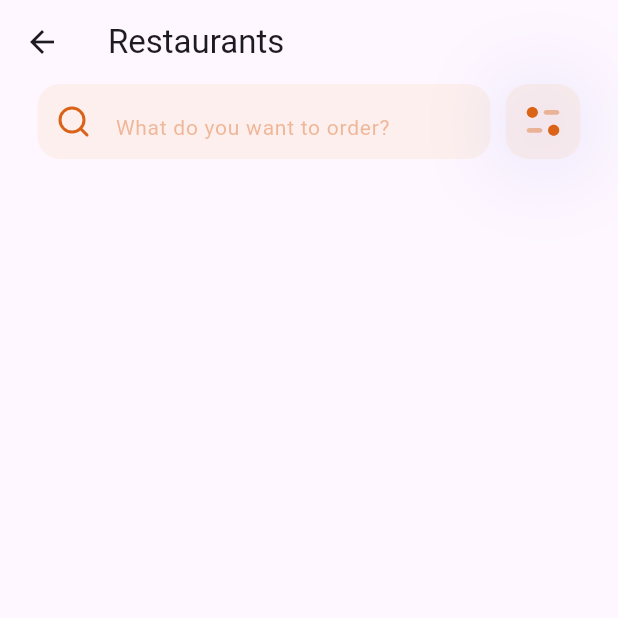
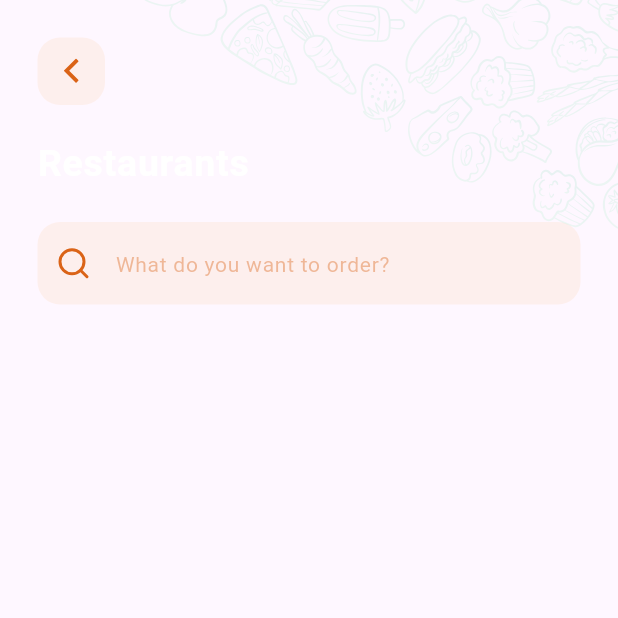
Before and after one commit to ShokhrukhbekYuldoshev/Food-Ninja, a Flutter app: the HomeScreen screen opened by its route, after a tap on "View More", on a phone screen of 412 x 824 dp, the top half of it. Run offline on Flutter 3.47's test engine with Material 2 defaults, Android fonts, the phone set to English and light mode, and no system bars; our stand-ins replace bloc, cloud_firestore, dio, equatable, firebase_auth, firebase_core and 11 more; accounts and stored records are empty.

Commit message:
Bug fixes and improvements

```diff
--- a/lib/bloc/food/food_bloc.dart
+++ b/lib/bloc/food/food_bloc.dart
@@ -11,14 +11,14 @@ class FoodBloc extends Bloc<FoodEvent, FoodState> {
   FoodBloc() : super(FoodInitial()) {
     on<FoodEvent>((event, emit) {});
     on<LoadFoods>((event, emit) async {
-      emit(FoodLoading());
+      emit(FoodFetching());
       try {
         Map<String, dynamic> map = await foodRepository.fetchFoods(
           event.limit,
           event.lastDocument,
         );
         emit(
-          FoodLoaded(
+          FoodFetched(
             foods: map["foods"] as List<Food>,
             lastDocument: map["lastDocument"] as DocumentSnapshot?,
           ),
@@ -48,9 +48,9 @@ class FoodBloc extends Bloc<FoodEvent, FoodState> {
         emit(FoodError(message: e.toString()));
       }
     });
-    on<SearchFoods>((event, emit) async {
+    on<QueryFoods>((event, emit) async {
       emit(FoodInitial());
-      emit(SearchUpdated());
+      emit(QueryUpdated());
     });
     on<FetchOrderCount>((event, emit) async {
       emit(OrderCountFetching());
--- a/lib/bloc/food/food_event.dart
+++ b/lib/bloc/food/food_event.dart
@@ -25,7 +25,7 @@ class FetchMoreFoods extends FoodEvent {
   });
 }
 
-class SearchFoods extends FoodEvent {}
+class QueryFoods extends FoodEvent {}
 
 class FetchOrderCount extends FoodEvent {
   final String foodId;
--- a/lib/main.dart
+++ b/lib/main.dart
@@ -86,6 +86,7 @@ class MyApp extends StatelessWidget {
         }
 
         return MaterialApp(
+          debugShowCheckedModeBanner: false,
           title: "Food Ninja",
           theme: themeData,
           onGenerateRoute: AppRouter.onGenerateRoute,
--- a/lib/models/category.dart
+++ b/lib/models/category.dart
@@ -1,10 +1,13 @@
 import 'package:equatable/equatable.dart';
 
+// ignore: must_be_immutable
 class Category extends Equatable {
   final String name;
+  String? id;
 
-  const Category({
+  Category({
     required this.name,
+    this.id,
   });
 
   factory Category.fromMap(Map<String, dynamic> json) {
--- a/lib/ui/screens/explore/restaurant_list_screen.dart
+++ b/lib/ui/screens/explore/restaurant_list_screen.dart
@@ -1,10 +1,14 @@
 import 'package:flutter/material.dart';
 import 'package:flutter_bloc/flutter_bloc.dart';
+import 'package:flutter_svg/svg.dart';
 import 'package:food_ninja/bloc/restaurant/restaurant_bloc.dart';
 import 'package:food_ninja/models/restaurant.dart';
-import 'package:food_ninja/ui/widgets/filter_dialog.dart';
+import 'package:food_ninja/ui/widgets/buttons/back_button.dart';
 import 'package:food_ninja/ui/widgets/items/restaurant_item.dart';
-import 'package:food_ninja/ui/widgets/search_filter_widget.dart';
+import 'package:food_ninja/ui/widgets/search_field.dart';
+import 'package:food_ninja/utils/app_colors.dart';
+import 'package:food_ninja/utils/app_styles.dart';
+import 'package:food_ninja/utils/custom_text_style.dart';
 
 class RestaurantListScreen extends StatefulWidget {
   const RestaurantListScreen({super.key});
@@ -16,6 +20,7 @@ class RestaurantListScreen extends StatefulWidget {
 class _RestaurantListScreenState extends State<RestaurantListScreen> {
   List<Restaurant> _restaurants = [];
   List<Restaurant> _filteredRestaurants = [];
+  bool _isLoading = false;
 
   final TextEditingController _searchController = TextEditingController();
 
@@ -34,24 +39,58 @@ class _RestaurantListScreenState extends State<RestaurantListScreen> {
 
   @override
   Widget build(BuildContext context) {
-    return GestureDetector(
+    return BlocListener<RestaurantBloc, RestaurantState>(
+      listener: (context, state) {
+        if (state is RestaurantsLoading) {
+          _isLoading = true;
+        } else if (state is RestaurantsLoadingError) {
+          _isLoading = false;
+          ScaffoldMessenger.of(context).showSnackBar(
+            SnackBar(
+              content: Text(state.message),
+              backgroundColor: AppColors.errorColor,
+            ),
+          );
+        } else if (state is RestaurantsLoaded) {
+          _isLoading = false;
+          _restaurants = state.restaurants;
+          _filteredRestaurants = state.restaurants;
+        }
+      },
+      child: GestureDetector(
         onTap: () {
-        // close keyboard
           FocusScope.of(context).unfocus();
         },
         child: Scaffold(
-        appBar: AppBar(
-          title: const Text('Restaurants'),
-          bottom: PreferredSize(
-            preferredSize: const Size.fromHeight(75),
-            child: Padding(
-              padding: const EdgeInsets.fromLTRB(
-                25,
-                0,
-                25,
-                25,
+          body: Stack(
+            children: [
+              Align(
+                alignment: Alignment.topRight,
+                child: SvgPicture.asset(
+                  "assets/svg/pattern-small.svg",
                 ),
-              child: SearchFilterWidget(
+              ),
+              SafeArea(
+                child: SingleChildScrollView(
+                  child: Container(
+                    padding: const EdgeInsets.all(25.0),
+                    child: Column(
+                      children: [
+                        Column(
+                          crossAxisAlignment: CrossAxisAlignment.start,
+                          children: [
+                            const CustomBackButton(),
+                            const SizedBox(height: 20),
+                            Text(
+                              "Restaurants",
+                              style: CustomTextStyle.size25Weight600Text(),
+                            ),
+                            const SizedBox(height: 20),
+                            SizedBox(
+                              height: AppStyles.defaultTextFieldHeight,
+                              child: Row(
+                                children: [
+                                  SearchField(
                                     searchController: _searchController,
                                     onChanged: (value) {
                                       _filteredRestaurants = _restaurants
@@ -59,40 +98,25 @@ class _RestaurantListScreenState extends State<RestaurantListScreen> {
                                               .toLowerCase()
                                               .contains(value.toLowerCase()))
                                           .toList();
-                  BlocProvider.of<RestaurantBloc>(context).add(
+                                      BlocProvider.of<RestaurantBloc>(context)
+                                          .add(
                                         SearchRestaurants(),
                                       );
                                     },
-                onTap: () {
-                  // open filter dialog
-                  showDialog(
-                    context: context,
-                    builder: (context) {
-                      return const FilterDialog();
-                    },
-                  );
-                },
+                                  ),
+                                ],
                               ),
                             ),
+                            const SizedBox(height: 20),
+                          ],
                         ),
-        ),
-        body: SafeArea(
-          child: Container(
-            margin: const EdgeInsets.only(
-              left: 25,
-              right: 25,
-              bottom: 50,
-              // top: 25,
-            ),
-            child: BlocBuilder<RestaurantBloc, RestaurantState>(
+                        BlocBuilder<RestaurantBloc, RestaurantState>(
                           builder: (context, state) {
-                if (state is RestaurantsLoadingError) {
-                  return const Center(
-                    child: Text('Error loading restaurants'),
-                  );
-                }
-                if (state is RestaurantsLoading) {
-                  return GridView.builder(
+                            return _isLoading
+                                ? GridView.builder(
+                                    shrinkWrap: true,
+                                    physics:
+                                        const NeverScrollableScrollPhysics(),
                                     gridDelegate:
                                         const SliverGridDelegateWithFixedCrossAxisCount(
                                       crossAxisCount: 2,
@@ -104,11 +128,11 @@ class _RestaurantListScreenState extends State<RestaurantListScreen> {
                                     itemBuilder: (context, index) {
                                       return const RestaurantItemShimmer();
                                     },
-                  );
-                } else if (state is RestaurantsLoaded) {
-                  _restaurants = state.restaurants;
-                  _filteredRestaurants = state.restaurants;
-                  return GridView.builder(
+                                  )
+                                : GridView.builder(
+                                    shrinkWrap: true,
+                                    physics:
+                                        const NeverScrollableScrollPhysics(),
                                     gridDelegate:
                                         const SliverGridDelegateWithFixedCrossAxisCount(
                                       crossAxisCount: 2,
@@ -123,39 +147,14 @@ class _RestaurantListScreenState extends State<RestaurantListScreen> {
                                       );
                                     },
                                   );
-                } else if (state is SearchUpdated) {
-                  return GridView.builder(
-                    gridDelegate:
-                        const SliverGridDelegateWithFixedCrossAxisCount(
-                      crossAxisCount: 2,
-                      childAspectRatio: 1,
-                      crossAxisSpacing: 20,
-                      mainAxisSpacing: 20,
-                    ),
-                    itemCount: _filteredRestaurants.length,
-                    itemBuilder: (context, index) {
-                      return RestaurantItem(
-                        restaurant: _filteredRestaurants[index],
-                      );
-                    },
-                  );
-                }
-                return GridView.builder(
-                  gridDelegate: const SliverGridDelegateWithFixedCrossAxisCount(
-                    crossAxisCount: 2,
-                    childAspectRatio: 1,
-                    crossAxisSpacing: 20,
-                    mainAxisSpacing: 20,
-                  ),
-                  itemCount: _filteredRestaurants.length,
-                  itemBuilder: (context, index) {
-                    return RestaurantItem(
-                      restaurant: _filteredRestaurants[index],
-                    );
-                  },
-                );
                           },
                         ),
+                      ],
+                    ),
+                  ),
+                ),
+              ),
+            ],
           ),
         ),
       ),
--- a/lib/ui/screens/home/home_screen.dart
+++ b/lib/ui/screens/home/home_screen.dart
@@ -11,7 +11,6 @@ import 'package:food_ninja/repositories/order_repository.dart';
 import 'package:food_ninja/ui/screens/chat/chat_list_screen.dart';
 import 'package:food_ninja/ui/screens/home/profile_screen.dart';
 import 'package:food_ninja/ui/screens/order/order_list_screen.dart';
-import 'package:food_ninja/ui/widgets/filter_dialog.dart';
 import 'package:food_ninja/ui/widgets/items/food_item.dart';
 import 'package:food_ninja/ui/widgets/items/restaurant_item.dart';
 import 'package:food_ninja/ui/widgets/search_filter_widget.dart';
@@ -230,14 +229,7 @@ class _HomeScreenState extends State<HomeScreen> {
                   SearchFilterWidget(
                     searchController: _searchController,
                     onChanged: (value) {},
-                    onTap: () {
-                      showDialog(
-                        context: context,
-                        builder: (context) {
-                          return const FilterDialog();
-                        },
-                      );
-                    },
+                    onTap: () {},
                   ),
                   const SizedBox(height: 20),
                   Container(
@@ -406,9 +398,9 @@ class _HomeScreenState extends State<HomeScreen> {
                   const SizedBox(height: 10),
                   BlocBuilder<FoodBloc, FoodState>(
                     builder: (context, state) {
-                      if (state is FoodLoading) {
+                      if (state is FoodFetching) {
                         return const FoodItemShimmer();
-                      } else if (state is FoodLoaded) {
+                      } else if (state is FoodFetched) {
                         _foods.clear();
                         _foods.addAll(state.foods);
                       } else if (state is FoodError) {
--- a/lib/ui/widgets/bullet_point.dart
+++ b/lib/ui/widgets/bullet_point.dart
@@ -8,8 +8,10 @@ class BulletPoint extends StatelessWidget {
     return Container(
       height: 3.0,
       width: 3.0,
-      decoration: const BoxDecoration(
-        color: Colors.black,
+      decoration: BoxDecoration(
+        color: Theme.of(context).brightness == Brightness.light
+            ? Colors.black
+            : Colors.white,
         shape: BoxShape.circle,
       ),
     );
--- a/lib/ui/widgets/filter_widget.dart
+++ b/lib/ui/widgets/filter_widget.dart
@@ -1,5 +1,7 @@
 import 'package:flutter/material.dart';
+import 'package:flutter_bloc/flutter_bloc.dart';
 import 'package:flutter_svg/flutter_svg.dart';
+import 'package:food_ninja/bloc/food/food_bloc.dart';
 import 'package:food_ninja/utils/app_colors.dart';
 import 'package:food_ninja/utils/app_styles.dart';
 
@@ -12,6 +14,8 @@ class FilterWidget extends StatelessWidget {
 
   @override
   Widget build(BuildContext context) {
+    return BlocBuilder<FoodBloc, FoodState>(
+      builder: (context, state) {
         return InkWell(
           borderRadius: AppStyles.defaultBorderRadius,
           onTap: onTap,
@@ -29,5 +33,7 @@ class FilterWidget extends StatelessWidget {
             ),
           ),
         );
+      },
+    );
   }
 }
--- a/lib/utils/custom_text_style.dart
+++ b/lib/utils/custom_text_style.dart
@@ -23,8 +23,8 @@ class CustomTextStyle {
       fontSize: 25,
       fontWeight: FontWeight.w600,
       color: color ?? AppColors().textColor,
+      height: 1.5,
       letterSpacing: 0.5,
-      height: 1,
     );
   }
 
@@ -33,8 +33,6 @@ class CustomTextStyle {
       fontSize: 22,
       fontWeight: FontWeight.w600,
       color: color ?? AppColors().textColor,
-      letterSpacing: 0.5,
-      height: 1,
     );
   }
 
@@ -43,8 +41,6 @@ class CustomTextStyle {
       fontSize: 20,
       fontWeight: FontWeight.w600,
       color: color ?? AppColors().textColor,
-      letterSpacing: 0.5,
-      height: 1,
     );
   }
 
@@ -53,8 +49,6 @@ class CustomTextStyle {
       fontSize: 18,
       fontWeight: FontWeight.w600,
       color: color ?? AppColors().textColor,
-      letterSpacing: 0.5,
-      height: 1,
     );
   }
 
@@ -63,8 +57,6 @@ class CustomTextStyle {
       fontSize: 16,
       fontWeight: FontWeight.w600,
       color: color ?? AppColors().textColor,
-      letterSpacing: 0.5,
-      height: 1,
     );
   }
 
@@ -73,8 +65,6 @@ class CustomTextStyle {
       fontSize: 16,
       fontWeight: FontWeight.w500,
       color: color ?? AppColors().textColor,
-      letterSpacing: 0.5,
-      height: 1,
     );
   }
 
@@ -83,8 +73,8 @@ class CustomTextStyle {
       fontSize: 16,
       fontWeight: FontWeight.w400,
       color: color ?? AppColors().textColor,
+      height: 1.5,
       letterSpacing: 0.5,
-      height: 1,
     );
   }
 
@@ -93,8 +83,6 @@ class CustomTextStyle {
       fontSize: 14,
       fontWeight: FontWeight.w600,
       color: color ?? AppColors().textColor,
-      letterSpacing: 0.5,
-      height: 1,
     );
   }
 
@@ -103,8 +91,6 @@ class CustomTextStyle {
       fontSize: 14,
       fontWeight: FontWeight.w400,
       color: color ?? AppColors().textColor,
-      letterSpacing: 0.5,
-      height: 1,
     );
   }
 }
--- a/pubspec.yaml
+++ b/pubspec.yaml
@@ -27,8 +27,8 @@ dependencies:
   hive_flutter: ^1.1.0
   image_picker: ^0.8.7+5
   intl: ^0.18.1
-  latlong2: ^0.8.1
-  shimmer: ^2.0.0
+  latlong2: ^0.8.2
+  shimmer: ^3.0.0
 
 dev_dependencies:
   flutter_test:
```
Also changed, not shown: lib/bloc/food/food_state.dart (+5 -5 lines), lib/ui/screens/explore/food_list_screen.dart (+57 -55 lines), lib/ui/widgets/filter_dialog.dart (deleted, +0 -77 lines), pubspec.lock, 1 other file. Lines whose indentation alone changed are shown as unchanged.
